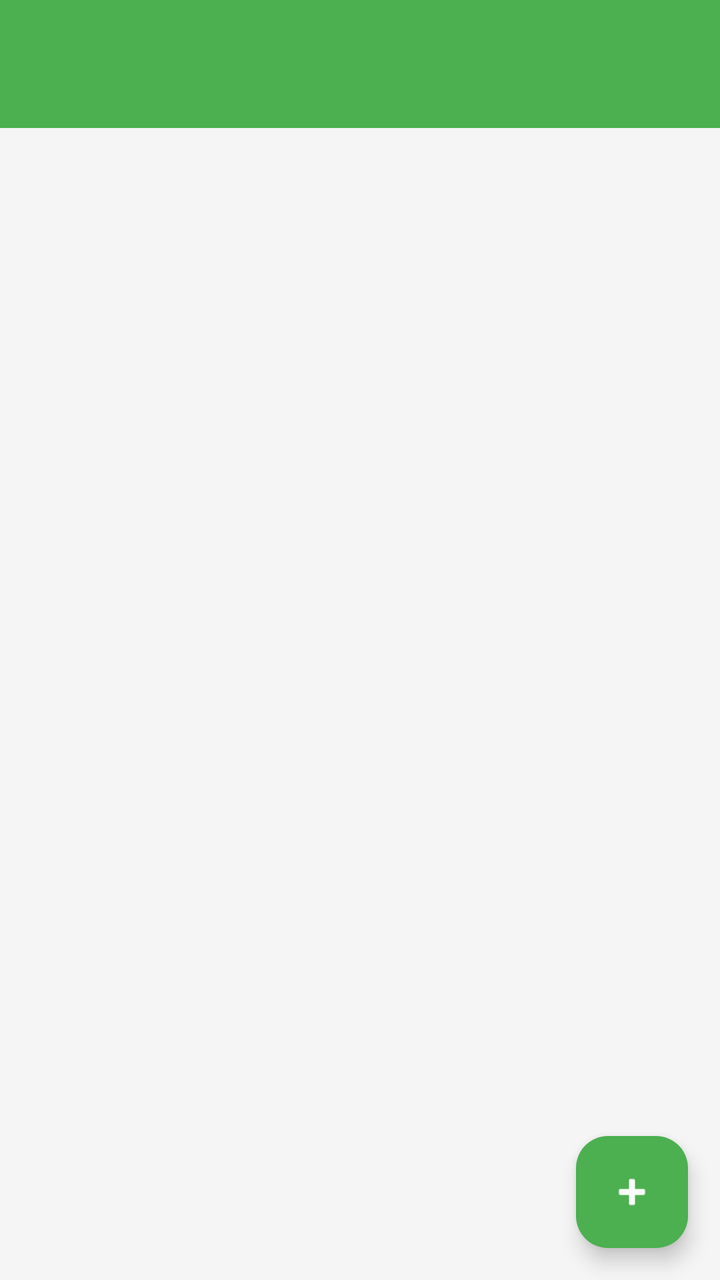
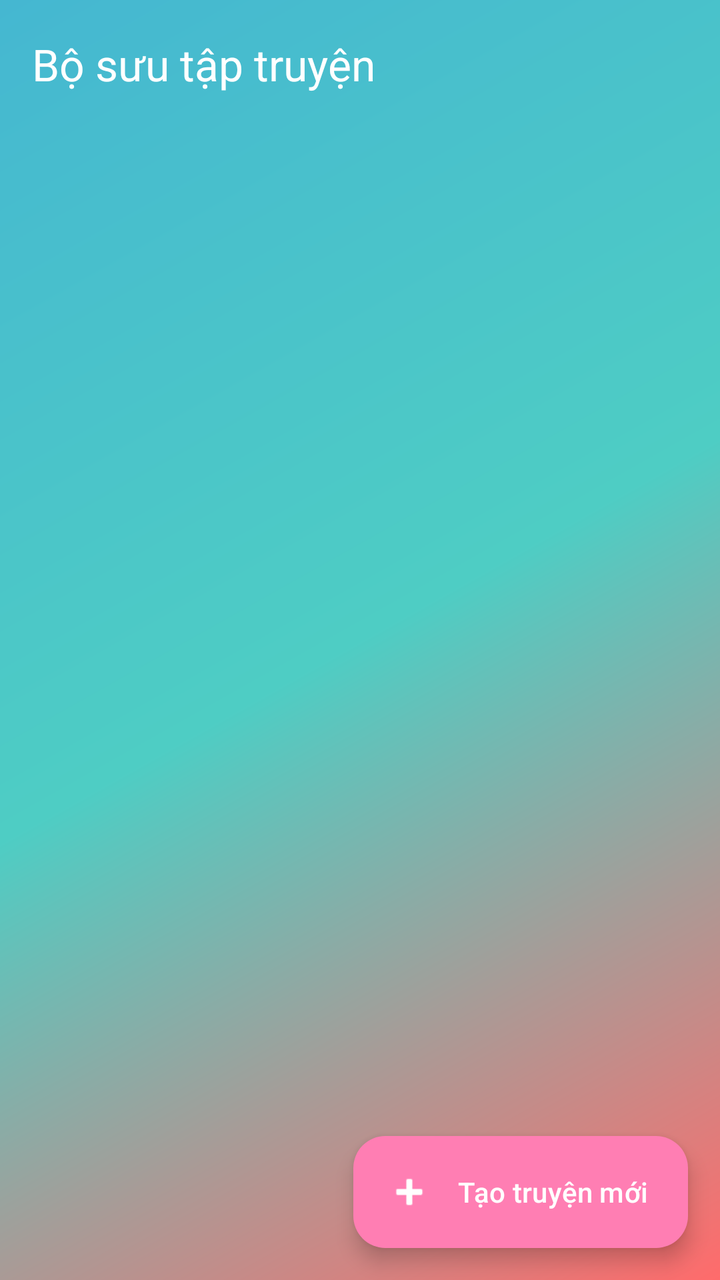

Before-and-after screenshots of an Android layout around one commit, followed by the original layout XML and the change that was made.
<!-- AndroidManifest.xml: application theme Theme.KidApp -->
<!-- res/layout/activity_story_history.xml -->
<?xml version="1.0" encoding="utf-8"?>
<androidx.coordinatorlayout.widget.CoordinatorLayout xmlns:android="http://schemas.android.com/apk/res/android"
    xmlns:app="http://schemas.android.com/apk/res-auto"
    xmlns:tools="http://schemas.android.com/tools"
    android:layout_width="match_parent"
    android:layout_height="match_parent"
    android:background="#F5F5F5"
    tools:context=".Activity.StoryHistoryActivity">

    <com.google.android.material.appbar.AppBarLayout
        android:layout_width="match_parent"
        android:layout_height="wrap_content">

        <androidx.appcompat.widget.Toolbar
            android:id="@+id/toolbar"
            android:layout_width="match_parent"
            android:layout_height="?attr/actionBarSize"
            android:background="#4CAF50"
            app:titleTextColor="#FFFFFF" />

    </com.google.android.material.appbar.AppBarLayout>

    <androidx.constraintlayout.widget.ConstraintLayout
        android:layout_width="match_parent"
        android:layout_height="match_parent"
        app:layout_behavior="@string/appbar_scrolling_view_behavior">

        <androidx.recyclerview.widget.RecyclerView
            android:id="@+id/recyclerViewStories"
            android:layout_width="match_parent"
            android:layout_height="match_parent"
            android:clipToPadding="false"
            android:padding="8dp" />

        <TextView
            android:id="@+id/emptyView"
            android:layout_width="wrap_content"
            android:layout_height="wrap_content"
            android:text="Bạn chưa có truyện nào.\nHãy nhấn nút + để tạo truyện mới!"
            android:textAlignment="center"
            android:textSize="16sp"
            android:gravity="center"
            android:visibility="gone"
            app:layout_constraintBottom_toBottomOf="parent"
            app:layout_constraintEnd_toEndOf="parent"
            app:layout_constraintStart_toStartOf="parent"
            app:layout_constraintTop_toTopOf="parent" />

    </androidx.constraintlayout.widget.ConstraintLayout>

    <com.google.android.material.floatingactionbutton.FloatingActionButton
        android:id="@+id/fabCreateStory"
        android:layout_width="wrap_content"
        android:layout_height="wrap_content"
        android:layout_gravity="bottom|end"
        android:layout_margin="16dp"
        android:contentDescription="Tạo truyện mới"
        android:src="@android:drawable/ic_input_add"
        app:backgroundTint="#4CAF50"
        app:tint="#FFFFFF" />

</androidx.coordinatorlayout.widget.CoordinatorLayout>
<!-- resources referenced by this layout -->
<resources>
  <style name="Theme.KidApp" parent="Base.Theme.KidApp" />
  <style name="Base.Theme.KidApp" parent="Theme.Material3.DayNight.NoActionBar">
          <item name="colorPrimary">@color/primary</item>
          <item name="colorPrimaryDark">@color/primary_dark</item>
          <item name="colorAccent">@color/accent</item>
          <item name="android:windowBackground">@color/background</item>
      </style>
  <color name="primary">#FF7EB3</color>
  <color name="primary_dark">#FF54B0</color>
  <color name="accent">#FFCA53</color>
  <color name="background">#FFF9F6</color>
</resources>

<!-- the commit's change to res/layout/activity_story_history.xml (unified diff, before → after) -->
@@ -4,19 +4,21 @@
     xmlns:tools="http://schemas.android.com/tools"
     android:layout_width="match_parent"
     android:layout_height="match_parent"
-    android:background="#F5F5F5"
+    android:background="@drawable/gradient_background"
     tools:context=".Activity.StoryHistoryActivity">
 
     <com.google.android.material.appbar.AppBarLayout
         android:layout_width="match_parent"
-        android:layout_height="wrap_content">
+        android:layout_height="wrap_content"
+        android:background="@android:color/transparent"
+        android:elevation="0dp">
 
         <androidx.appcompat.widget.Toolbar
             android:id="@+id/toolbar"
             android:layout_width="match_parent"
             android:layout_height="?attr/actionBarSize"
-            android:background="#4CAF50"
-            app:titleTextColor="#FFFFFF" />
+            app:title="Bộ sưu tập truyện"
+            app:titleTextColor="@color/white" />
 
     </com.google.android.material.appbar.AppBarLayout>
 
@@ -30,16 +32,74 @@
             android:layout_width="match_parent"
             android:layout_height="match_parent"
             android:clipToPadding="false"
-            android:padding="8dp" />
+            android:padding="8dp"
+            app:layout_constraintTop_toTopOf="parent"
+            app:layout_constraintStart_toStartOf="parent"
+            app:layout_constraintEnd_toEndOf="parent"
+            app:layout_constraintBottom_toBottomOf="parent" />
 
-        <TextView
+        
+        <LinearLayout
             android:id="@+id/emptyView"
             android:layout_width="wrap_content"
             android:layout_height="wrap_content"
-            android:text="Bạn chưa có truyện nào.\nHãy nhấn nút + để tạo truyện mới!"
-            android:textAlignment="center"
-            android:textSize="16sp"
             android:gravity="center"
+            android:orientation="vertical"
+            android:visibility="gone"
+            android:padding="16dp"
+            app:layout_constraintBottom_toBottomOf="parent"
+            app:layout_constraintEnd_toEndOf="parent"
+            app:layout_constraintStart_toStartOf="parent"
+            app:layout_constraintTop_toTopOf="parent">
+
+            <ImageView
+                android:layout_width="150dp"
+                android:layout_height="150dp"
+                android:src="@drawable/storyaihistory_empty"
+                android:contentDescription="Không có truyện" />
+
+            <TextView
+                android:layout_width="wrap_content"
+                android:layout_height="wrap_content"
+                android:layout_marginTop="16dp"
+                android:text="Bạn chưa có truyện nào"
+                android:textAlignment="center"
+                android:textColor="@color/white"
+                android:textSize="22sp"
+                android:textStyle="bold"
+                android:fontFamily="@font/roboto_bold" />
+
+            <TextView
+                android:layout_width="wrap_content"
+                android:layout_height="wrap_content"
+                android:layout_marginTop="8dp"
+                android:text="Hãy nhấn nút + để tạo truyện mới nhé!"
+                android:textAlignment="center"
+                android:textColor="@color/white"
+                android:textSize="18sp"
+                android:fontFamily="@font/roboto_regular" />
+
+            <com.google.android.material.button.MaterialButton
+                android:id="@+id/firstStory"
+                android:layout_width="wrap_content"
+                android:layout_height="wrap_content"
+                android:layout_marginTop="16dp"
+                android:text="Tạo truyện đầu tiên"
+                android:textColor="@color/white"
+                android:backgroundTint="@color/primary"
+                android:textSize="16sp"
+                android:padding="12dp"
+                app:cornerRadius="24dp"
+                app:elevation="4dp"
+                app:icon="@android:drawable/ic_input_add"
+                app:iconTint="@color/white"
+                android:onClick="onCreateFirstStory" />
+        </LinearLayout>
+
+        <ProgressBar
+            android:id="@+id/progressBar"
+            android:layout_width="wrap_content"
+            android:layout_height="wrap_content"
             android:visibility="gone"
             app:layout_constraintBottom_toBottomOf="parent"
             app:layout_constraintEnd_toEndOf="parent"
@@ -48,15 +108,17 @@
 
     </androidx.constraintlayout.widget.ConstraintLayout>
 
-    <com.google.android.material.floatingactionbutton.FloatingActionButton
+    <com.google.android.material.floatingactionbutton.ExtendedFloatingActionButton
         android:id="@+id/fabCreateStory"
         android:layout_width="wrap_content"
         android:layout_height="wrap_content"
         android:layout_gravity="bottom|end"
         android:layout_margin="16dp"
         android:contentDescription="Tạo truyện mới"
-        android:src="@android:drawable/ic_input_add"
-        app:backgroundTint="#4CAF50"
-        app:tint="#FFFFFF" />
+        android:text="Tạo truyện mới"
+        android:textColor="@color/white"
+        app:icon="@android:drawable/ic_input_add"
+        app:iconTint="@color/white"
+        app:backgroundTint="@color/primary" />
 
 </androidx.coordinatorlayout.widget.CoordinatorLayout>
<!-- resource entries referenced after the edit -->
@@ -8,6 +8,40 @@
           <item name="android:windowBackground">@color/background</item>
       </style>
   <color name="primary">#FF7EB3</color>
+  <color name="white">#FFFFFFFF</color>
+  <!-- drawable gradient_background (drawable) -->
+  <?xml version="1.0" encoding="utf-8"?>
+  <shape xmlns:android="http://schemas.android.com/apk/res/android">
+      <gradient
+          android:angle="135"
+          android:startColor="#FF6B6B"
+          android:centerColor="#4ECDC4"
+          android:endColor="#45B7D1"
+          android:type="linear" />
+  </shape>
+  <!-- drawable storyaihistory_empty (drawable) -->
+  <vector xmlns:android="http://schemas.android.com/apk/res/android"
+      android:width="128dp"
+      android:height="128dp"
+      android:viewportWidth="24"
+      android:viewportHeight="24"
+      android:tint="@color/white">
+      <path
+          android:fillColor="@android:color/white"
+          android:pathData="M18,24h-12c-1.654,0 -3,-1.346 -3,-3v-18c0,-1.654 1.346,-3 3,-3h12c1.654,0 3,1.346 3,3v18c0,1.654 -1.346,3 -3,3zM6,2c-0.551,0 -1,0.449 -1,1v18c0,0.552 0.449,1 1,1h12c0.552,0 1,-0.448 1,-1v-18c0,-0.551 -0.448,-1 -1,-1h-12z"/>
+      <path
+          android:fillColor="@android:color/white"
+          android:pathData="M15,6h-6c-0.6,0 -1,-0.4 -1,-1s0.4,-1 1,-1h6c0.6,0 1,0.4 1,1s-0.4,1 -1,1z"/>
+      <path
+          android:fillColor="@android:color/white"
+          android:pathData="M17,10h-10c-0.6,0 -1,-0.4 -1,-1s0.4,-1 1,-1h10c0.6,0 1,0.4 1,1s-0.4,1 -1,1z"/>
+      <path
+          android:fillColor="@android:color/white"
+          android:pathData="M17,14h-10c-0.6,0 -1,-0.4 -1,-1s0.4,-1 1,-1h10c0.6,0 1,0.4 1,1s-0.4,1 -1,1z"/>
+      <path
+          android:fillColor="@android:color/white"
+          android:pathData="M17,18h-10c-0.6,0 -1,-0.4 -1,-1s0.4,-1 1,-1h10c0.6,0 1,0.4 1,1s-0.4,1 -1,1z"/>
+  </vector>
   <color name="primary_dark">#FF54B0</color>
   <color name="accent">#FFCA53</color>
   <color name="background">#FFF9F6</color>
